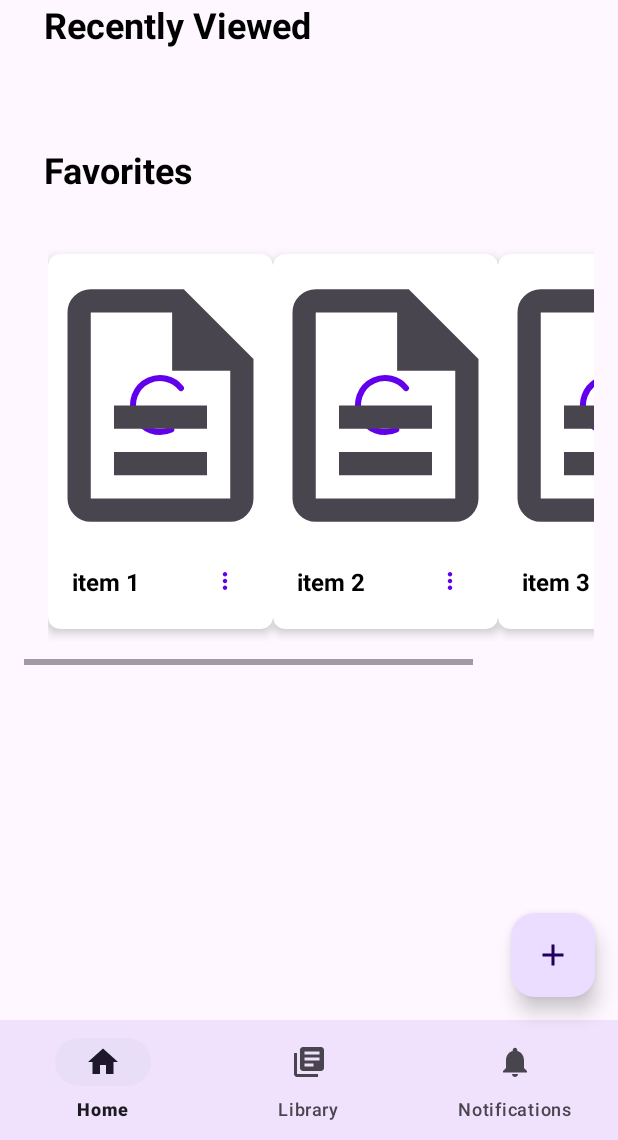
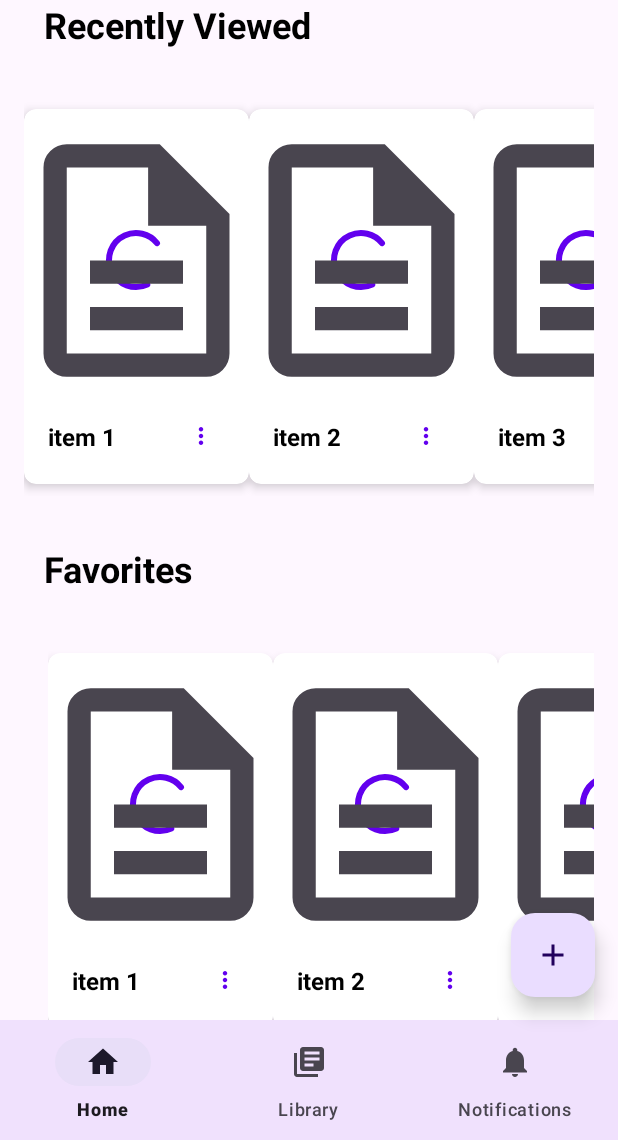
Before and after one commit to FallAPI/PaperTrail-App, an Android app: the HomeFragment screen opened directly, with no data from a screen before it, on a phone screen of 412 x 824 dp, the part 96-1236 px from its top. Run offline under Robolectric (Android 15) with nearby library versions, the light colour scheme and no system bars; our stand-ins replace navigation-ui; 1 statement that could not run was skipped.

Commit message:
add: more action button

```diff
--- a/app/src/main/java/com/group2/papertrail/ui/PDFComponentAdapter.java
+++ b/app/src/main/java/com/group2/papertrail/ui/PDFComponentAdapter.java
@@ -15,6 +15,7 @@ import android.widget.TextView;
 import android.widget.Toast;
 
 import androidx.annotation.NonNull;
+import androidx.appcompat.widget.PopupMenu;
 import androidx.recyclerview.widget.RecyclerView;
 
 import com.group2.papertrail.R;
@@ -47,6 +48,12 @@ public class PDFComponentAdapter extends RecyclerView.Adapter<PDFComponentAdapte
         var item = items.get(position);
 
         holder.titleTextView.setText(!item.getPdf().getTitle().isEmpty() ? item.getPdf().getTitle() : item.getPdf().getFileName());
+
+        holder.actionButton.setOnClickListener(view -> {
+            if (view.getId() == R.id.item_menu){
+                showPopupMenu(view, position);
+            }
+        });
 
         if (item.getPdf().getThumbnailFilePath() != null) {
             if (!item.isLoading()) {
@@ -121,4 +128,31 @@ public class PDFComponentAdapter extends RecyclerView.Adapter<PDFComponentAdapte
             actionButton = pdfView.findViewById(R.id.item_menu);
         }
     }
+
+
+
+
+    private void showPopupMenu(View view, int position){
+        androidx.appcompat.widget.PopupMenu popupMenu = new PopupMenu(view.getContext(), view);
+        popupMenu.getMenuInflater().inflate(R.menu.menu_item_actions, popupMenu.getMenu());
+
+        popupMenu.setOnMenuItemClickListener(menuItem -> {
+            if (menuItem.getItemId() == R.id.action_detail) {
+                // Handle "Details" action
+
+            } else if (menuItem.getItemId() == R.id.action_edit) {
+                // Handle "Edit" action
+
+            } else if (menuItem.getItemId() == R.id.action_remove) {
+                // Handle "Remove" action
+
+            } else if (menuItem.getItemId() == R.id.action_favorite) {
+                // Handle "Favorite" action
+
+            }
+            return true;
+        });
+
+        popupMenu.show();
+    }
 }
--- a/app/src/main/java/com/group2/papertrail/ui/home/HomeFragment.java
+++ b/app/src/main/java/com/group2/papertrail/ui/home/HomeFragment.java
@@ -5,68 +5,38 @@ import android.view.LayoutInflater;
 import android.view.View;
 import android.view.ViewGroup;
 import android.widget.TextView;
-import android.widget.Toast;
 
 import androidx.annotation.NonNull;
 import androidx.fragment.app.Fragment;
-import androidx.lifecycle.ViewModel;
 import androidx.lifecycle.ViewModelProvider;
 import androidx.recyclerview.widget.LinearLayoutManager;
 import androidx.recyclerview.widget.RecyclerView;
 
 import com.group2.papertrail.databinding.FragmentHomeBinding;
-import com.group2.papertrail.ui.PDFComponent;
-import com.group2.papertrail.ui.PDFComponentAdapter;
-import com.group2.papertrail.ui.PDFViewModel;
 
 import java.util.ArrayList;
 import java.util.Arrays;
 import java.util.List;
-import java.util.Objects;
-import java.util.stream.Collectors;
 
 public class HomeFragment extends Fragment {
 
     private FragmentHomeBinding binding;
-    private HomeViewModel homeViewModel;
-    private PDFViewModel pdfViewModel;
 
     public View onCreateView(@NonNull LayoutInflater inflater, ViewGroup container, Bundle savedInstanceState) {
-        homeViewModel = new ViewModelProvider(this, new ViewModelProvider.Factory() {
-            @NonNull
-            @Override
-            public <T extends ViewModel> T create(@NonNull Class<T> modelClass) {
-                return (T) new HomeViewModel(requireActivity().getApplication());
-            }
-        }).get(HomeViewModel.class);
-
-        pdfViewModel = new ViewModelProvider(this, new ViewModelProvider.Factory() {
-            @NonNull
-            @Override
-            public <T extends ViewModel> T create(@NonNull Class<T> modelClass) {
-                return (T) new PDFViewModel(requireActivity().getApplication());
-            }
-        }).get(PDFViewModel.class);
+        HomeViewModel homeViewModel = new ViewModelProvider(this).get(HomeViewModel.class);
 
         binding = FragmentHomeBinding.inflate(inflater, container, false);
         View root = binding.getRoot();
 
+        // Setup Recently Viewed RecyclerView
+        RecyclerView paperView = binding.reclyerViewRecentlyUsed;
 
-        homeViewModel.getPdfIds().observe(getViewLifecycleOwner(), pdfIds -> {
-            pdfViewModel.loadPDF(pdfIds.toArray(new Long[0]), result -> {
-                if (Objects.requireNonNull(result) == PDFViewModel.PDFOperationResult.ERROR) {
-                    Toast.makeText(requireContext(), "Something went wrong when loading recently viewed", Toast.LENGTH_SHORT).show();
-                }
-            });
-        });
+        paperView.setLayoutManager(new LinearLayoutManager(getContext(), LinearLayoutManager.HORIZONTAL, false  ));
 
-        binding.reclyerViewRecentlyUsed.setLayoutManager(new LinearLayoutManager(getContext(), LinearLayoutManager.HORIZONTAL, false  ));
+        List<String> recentlyItems = Arrays.asList("item 1", "item 2", "item 3");
 
-        pdfViewModel.getPdfFiles().observe(getViewLifecycleOwner(), pdfs -> {
-            var pdfComponentList = pdfs.stream().map(PDFComponent::new).collect(Collectors.toList()); // same as return new PDFComponent(pdf)
-            var pdfAdapter = new PDFComponentAdapter(pdfComponentList);
-            binding.reclyerViewRecentlyUsed.setAdapter(pdfAdapter);
-        });
+        PaperRecylerViewAdapter recentlyAdapter = new PaperRecylerViewAdapter(recentlyItems, getContext());
+        paperView.setAdapter(recentlyAdapter);
 
         // Setup Favorites RecyclerView
         RecyclerView favoriteView = binding.recyclerViewFavorites;
@@ -75,7 +45,7 @@ public class HomeFragment extends Fragment {
 
         List<String> favoritesItems = Arrays.asList("item 1", "item 2", "item 3");
 
-        PaperRecylerViewAdapter favoriteAdapter = new PaperRecylerViewAdapter(favoritesItems);
+        PaperRecylerViewAdapter favoriteAdapter = new PaperRecylerViewAdapter(favoritesItems, getContext());
         favoriteView.setAdapter(favoriteAdapter);
 
 
--- a/app/src/main/java/com/group2/papertrail/ui/home/PaperRecylerViewAdapter.java
+++ b/app/src/main/java/com/group2/papertrail/ui/home/PaperRecylerViewAdapter.java
@@ -1,21 +1,29 @@
 package com.group2.papertrail.ui.home;
 
+import android.content.Context;
 import android.view.LayoutInflater;
+import android.view.MenuItem;
 import android.view.View;
 import android.view.ViewGroup;
+import android.widget.Switch;
 import android.widget.TextView;
+import android.widget.Toast;
 
 import androidx.annotation.NonNull;
+import androidx.appcompat.widget.PopupMenu;
 import androidx.recyclerview.widget.RecyclerView;
 
+import com.google.android.material.button.MaterialButton;
 import com.group2.papertrail.R;
 import java.util.List;
 
 public class PaperRecylerViewAdapter extends RecyclerView.Adapter<PaperRecylerViewAdapter.viewHolder> {
     private List<String> items;
+    private Context context;
 
-    public PaperRecylerViewAdapter(List<String> items){
+    public PaperRecylerViewAdapter(List<String> items, Context context){
         this.items = items;
+        this.context = context;
     }
 
 
@@ -29,6 +37,12 @@ public class PaperRecylerViewAdapter extends RecyclerView.Adapter<PaperRecylerVi
     @Override
     public void onBindViewHolder(@NonNull viewHolder holder, int position) {
         holder.titleTextView.setText(items.get(position));
+
+        holder.menuButton.setOnClickListener(view -> {
+            if (view.getId() == R.id.item_menu){
+                showPopupMenu(view, position);
+            }
+        });
     }
 
     @Override
@@ -38,11 +52,38 @@ public class PaperRecylerViewAdapter extends RecyclerView.Adapter<PaperRecylerVi
 
     static class viewHolder extends RecyclerView.ViewHolder{
         TextView titleTextView;
+        MaterialButton menuButton;
 
         public viewHolder(@NonNull View itemView){
             super(itemView);
             titleTextView = itemView.findViewById(R.id.item_title);
+            menuButton = itemView.findViewById(R.id.item_menu);
         }
 
     }
+
+    private void showPopupMenu(View view, int position){
+        androidx.appcompat.widget.PopupMenu popupMenu = new PopupMenu(view.getContext(), view);
+        popupMenu.getMenuInflater().inflate(R.menu.menu_item_actions, popupMenu.getMenu());
+
+        popupMenu.setOnMenuItemClickListener(menuItem -> {
+            if (menuItem.getItemId() == R.id.action_detail) {
+                // Handle "Details" action
+
+            } else if (menuItem.getItemId() == R.id.action_edit) {
+                // Handle "Edit" action
+
+            } else if (menuItem.getItemId() == R.id.action_remove) {
+                // Handle "Remove" action
+
+            } else if (menuItem.getItemId() == R.id.action_favorite) {
+                // Handle "Favorite" action
+
+            }
+            return true;
+        });
+
+        popupMenu.show();
+    }
+
 }
--- /dev/null
+++ b/app/src/main/res/drawable/ic_delete.xml
@@ -0,0 +1,10 @@
+<vector xmlns:android="http://schemas.android.com/apk/res/android"
+    android:width="20dp"
+    android:height="20dp"
+    android:viewportWidth="960"
+    android:viewportHeight="960"
+    android:tint="?attr/colorControlNormal">
+  <path
+      android:fillColor="@android:color/white"
+      android:pathData="M312,816Q282.3,816 261.15,794.85Q240,773.7 240,744L240,264L192,264L192,192L384,192L384,144L576,144L576,192L768,192L768,264L720,264L720,743.57Q720,774 698.85,795Q677.7,816 648,816L312,816ZM648,264L312,264L312,744Q312,744 312,744Q312,744 312,744L648,744Q648,744 648,744Q648,744 648,744L648,264ZM384,672L456,672L456,336L384,336L384,672ZM504,672L576,672L576,336L504,336L504,672ZM312,264L312,264L312,744Q312,744 312,744Q312,744 312,744L312,744Q312,744 312,744Q312,744 312,744L312,264Z"/>
+</vector>
--- /dev/null
+++ b/app/src/main/res/drawable/ic_edit_square.xml
@@ -0,0 +1,10 @@
+<vector xmlns:android="http://schemas.android.com/apk/res/android"
+    android:width="20dp"
+    android:height="20dp"
+    android:viewportWidth="960"
+    android:viewportHeight="960"
+    android:tint="?attr/colorControlNormal">
+  <path
+      android:fillColor="@android:color/white"
+      android:pathData="M216,816Q186.3,816 165.15,794.85Q144,773.7 144,744L144,216Q144,185.89 165,164.44Q186,143 216,144L562,144L490,216L216,216Q216,216 216,216Q216,216 216,216L216,744Q216,744 216,744Q216,744 216,744L744,744Q744,744 744,744Q744,744 744,744L744,470L816,398L816,744Q816,773.7 794.85,794.85Q773.7,816 744,816L216,816ZM480,480Q480,480 480,480Q480,480 480,480L480,480Q480,480 480,480Q480,480 480,480L480,480L480,480L480,480L480,480L480,480L480,480Q480,480 480,480Q480,480 480,480ZM384,576L384,423L738,69Q749,58 762,53Q775,48 788.5,48Q802.9,48 815.95,53Q829,58 839.94,68.78L891,120Q902,131 907,144.18Q912,157.36 912,171Q912,184.66 906.98,197.87Q901.96,211.07 891,222L537,576L384,576ZM840,171L840,171L789,120L789,120L840,171ZM456,504L507,504L738,273L713,247L687,222L456,453L456,504ZM713,247L687,222L687,222L713,247L738,273L738,273L713,247Z"/>
+</vector>
--- /dev/null
+++ b/app/src/main/res/drawable/ic_info.xml
@@ -0,0 +1,10 @@
+<vector xmlns:android="http://schemas.android.com/apk/res/android"
+    android:width="20dp"
+    android:height="20dp"
+    android:viewportWidth="960"
+    android:viewportHeight="960"
+    android:tint="?attr/colorControlNormal">
+  <path
+      android:fillColor="@android:color/white"
+      android:pathData="M444,672L516,672L516,432L444,432L444,672ZM479.79,360Q495,360 505.5,349.71Q516,339.42 516,324.21Q516,309 505.71,298.5Q495.42,288 480.21,288Q465,288 454.5,298.29Q444,308.58 444,323.79Q444,339 454.29,349.5Q464.58,360 479.79,360ZM480.28,864Q401,864 331,834Q261,804 208.5,751.5Q156,699 126,629.04Q96,559.08 96,479.54Q96,400 126,330.5Q156,261 208.5,208.5Q261,156 330.96,126Q400.92,96 480.46,96Q560,96 629.5,126Q699,156 751.5,208.5Q804,261 834,330.72Q864,400.45 864,479.72Q864,559 834,629Q804,699 751.5,751.5Q699,804 629.28,834Q559.55,864 480.28,864ZM480,792Q610,792 701,701Q792,610 792,480Q792,350 701,259Q610,168 480,168Q350,168 259,259Q168,350 168,480Q168,610 259,701Q350,792 480,792ZM480,480Q480,480 480,480Q480,480 480,480Q480,480 480,480Q480,480 480,480Q480,480 480,480Q480,480 480,480Q480,480 480,480Q480,480 480,480Z"/>
+</vector>
--- /dev/null
+++ b/app/src/main/res/drawable/ic_star.xml
@@ -0,0 +1,10 @@
+<vector xmlns:android="http://schemas.android.com/apk/res/android"
+    android:width="20dp"
+    android:height="20dp"
+    android:viewportWidth="960"
+    android:viewportHeight="960"
+    android:tint="?attr/colorControlNormal">
+  <path
+      android:fillColor="@android:color/white"
+      android:pathData="M352,667L480,591L609,667L575,523L686,428L539,415L480,278L421,415L274,428L386,523L352,667ZM243,816L306,550L96,371L372,347L480,96L588,348L864,371L654,550L717,816L480,675L243,816ZM480,483L480,483L480,483L480,483L480,483L480,483L480,483L480,483L480,483L480,483Z"/>
+</vector>
--- /dev/null
+++ b/app/src/main/res/menu/menu_item_actions.xml
@@ -0,0 +1,22 @@
+<?xml version="1.0" encoding="utf-8"?>
+<menu xmlns:android="http://schemas.android.com/apk/res/android">
+    <item
+        android:id="@+id/action_detail"
+        android:icon="@drawable/ic_info"
+        android:title="Details" />
+
+    <item
+        android:id="@+id/action_edit"
+        android:icon="@drawable/ic_edit_square"
+        android:title="Edit" />
+    <item
+        android:id="@+id/action_remove"
+        android:icon="@drawable/ic_delete"
+        android:title="Remove" />
+
+    <item
+        android:id="@+id/action_favorite"
+        android:icon="@drawable/ic_star"
+        android:title="Favorite" />
+
+</menu>
```
